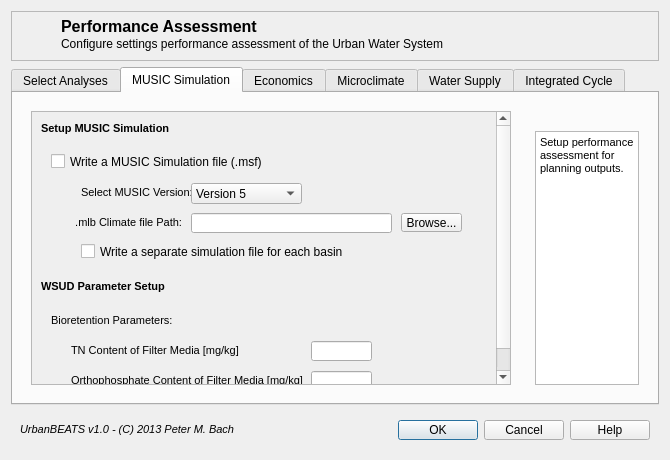
Above: md_perfassessgui.ui from petermbach/urbanbeats-legacy before the change. Below: the same form after it.
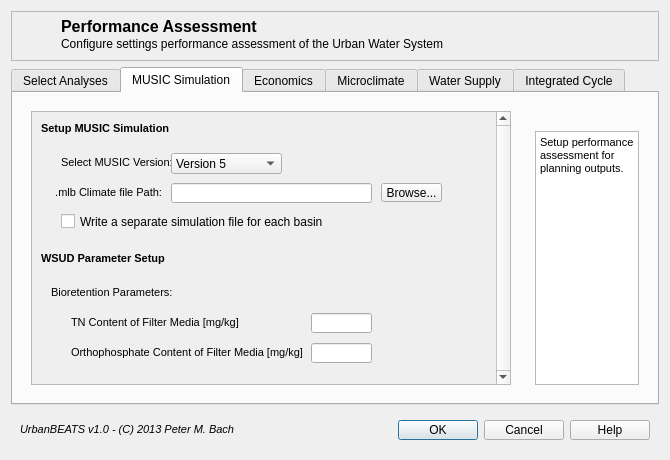
That is the form after the change. The open tabs and pages were chosen to show the change. Icons and pictures are not drawn.

Commit message: Initial creation and integration of the temporary performance assessment module. This includes GUI file (minor changes), GUI connection file and core module file. Basic structures have been written. Preliminary connections with Main GUI and UB Core have also been made.

The edit to the form file:
```diff
--- a/md_perfassessgui.ui
+++ b/md_perfassessgui.ui
@@ -460,7 +460,7 @@
                <x>0</x>
                <y>0</y>
                <width>463</width>
-               <height>298</height>
+               <height>278</height>
               </rect>
              </property>
              <layout class="QVBoxLayout" name="verticalLayout_12">
@@ -492,27 +492,14 @@
                 <property name="minimumSize">
                  <size>
                   <width>0</width>
-                  <height>130</height>
+                  <height>100</height>
                  </size>
                 </property>
-                <widget class="QCheckBox" name="write2MUSIC">
-                 <property name="geometry">
-                  <rect>
-                   <x>10</x>
-                   <y>10</y>
-                   <width>291</width>
-                   <height>17</height>
-                  </rect>
-                 </property>
-                 <property name="text">
-                  <string>Write a MUSIC Simulation file (.msf)</string>
-                 </property>
-                </widget>
                 <widget class="QCheckBox" name="musicsplit_check">
                  <property name="geometry">
                   <rect>
-                   <x>40</x>
-                   <y>100</y>
+                   <x>20</x>
+                   <y>70</y>
                    <width>381</width>
                    <height>17</height>
                   </rect>
@@ -524,8 +511,8 @@
                 <widget class="QLineEdit" name="music_browse_pathbox">
                  <property name="geometry">
                   <rect>
-                   <x>150</x>
-                   <y>70</y>
+                   <x>130</x>
+                   <y>40</y>
                    <width>201</width>
                    <height>20</height>
                   </rect>
@@ -534,8 +521,8 @@
                 <widget class="QLabel" name="music_browse_lbl">
                  <property name="geometry">
                   <rect>
-                   <x>30</x>
-                   <y>70</y>
+                   <x>10</x>
+                   <y>40</y>
                    <width>111</width>
                    <height>20</height>
                   </rect>
@@ -551,8 +538,8 @@
                 <widget class="QToolButton" name="music_browse_button">
                  <property name="geometry">
                   <rect>
-                   <x>360</x>
-                   <y>70</y>
+                   <x>340</x>
+                   <y>40</y>
                    <width>61</width>
                    <height>19</height>
                   </rect>
@@ -564,8 +551,8 @@
                 <widget class="QLabel" name="music_version">
                  <property name="geometry">
                   <rect>
-                   <x>40</x>
-                   <y>40</y>
+                   <x>20</x>
+                   <y>10</y>
                    <width>121</width>
                    <height>20</height>
                   </rect>
@@ -581,8 +568,8 @@
                 <widget class="QComboBox" name="music_version_combo">
                  <property name="geometry">
                   <rect>
-                   <x>150</x>
-                   <y>40</y>
+                   <x>130</x>
+                   <y>10</y>
                    <width>111</width>
                    <height>21</height>
                   </rect>
```
Left out of the diff: 8 changed lines with no effect on the pictures. The commit also changes 6 other files.
